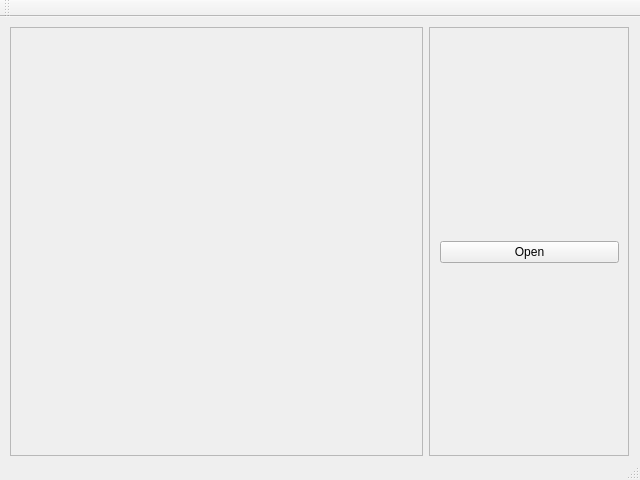
This is mainwindow.ui in tanitanin/MouseSimulator as Qt 5 draws it before an edit. The edited form follows.
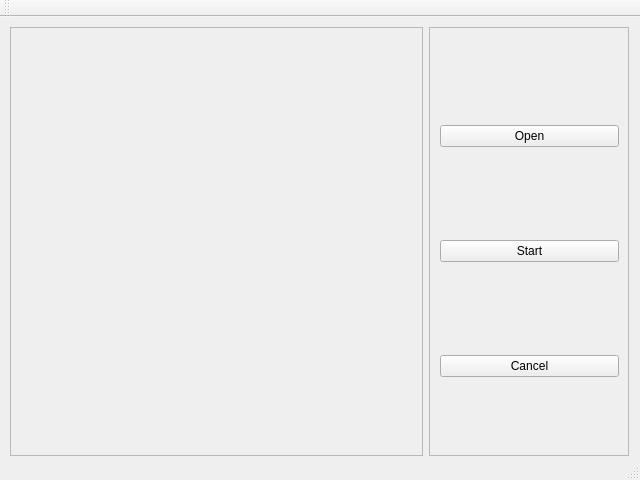
This is the edited form.

Commit message: Add start & cancel button

The edit to the form file:
```diff
--- a/mainwindow.ui
+++ b/mainwindow.ui
@@ -55,6 +55,20 @@
            </property>
           </widget>
          </item>
+         <item row="1" column="0">
+          <widget class="QPushButton" name="startButton">
+           <property name="text">
+            <string>Start</string>
+           </property>
+          </widget>
+         </item>
+         <item row="2" column="0">
+          <widget class="QPushButton" name="cancelButton">
+           <property name="text">
+            <string>Cancel</string>
+           </property>
+          </widget>
+         </item>
         </layout>
        </widget>
       </widget>
```
